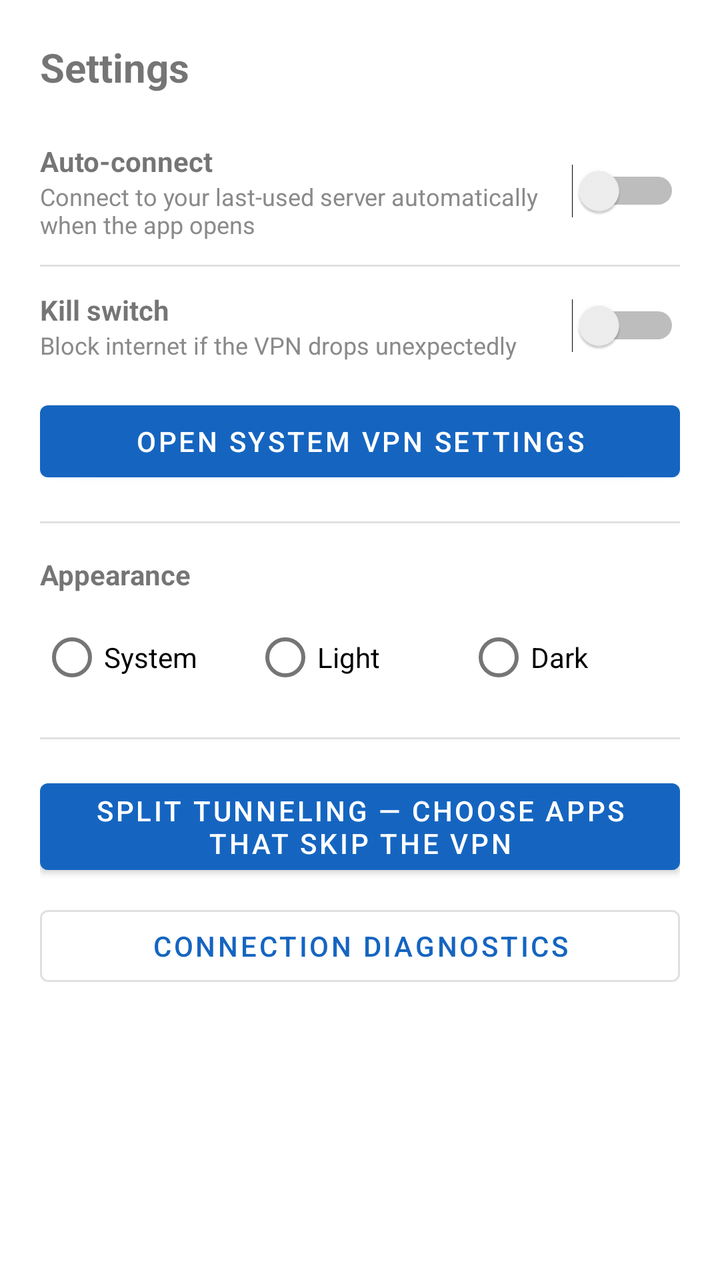
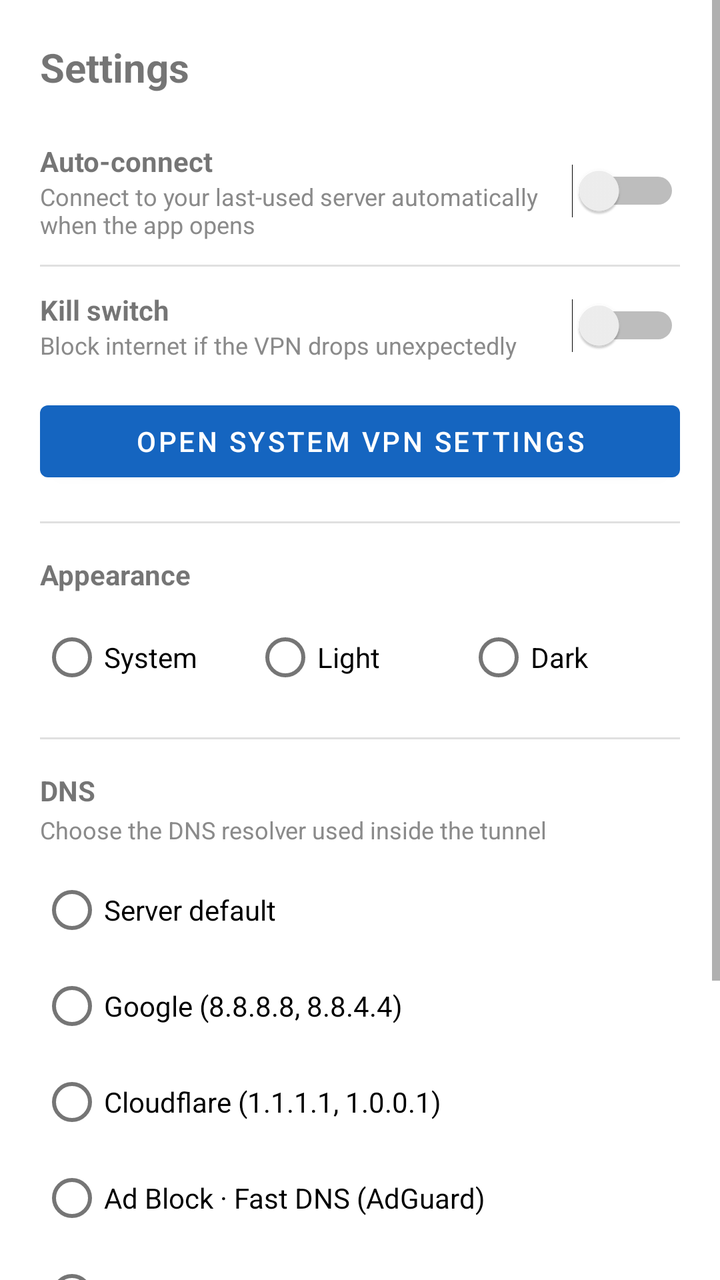

An Android layout rendered at two revisions. The XML below is the earlier revision; the diff shows what the commit changed to produce the second picture.
<!-- AndroidManifest.xml: application theme Theme.EasyVPN -->
<!-- res/layout/activity_settings.xml -->
<?xml version="1.0" encoding="utf-8"?>
<ScrollView xmlns:android="http://schemas.android.com/apk/res/android"
    android:layout_width="match_parent"
    android:layout_height="match_parent">

    <LinearLayout
        android:layout_width="match_parent"
        android:layout_height="wrap_content"
        android:orientation="vertical"
        android:padding="20dp">

        <TextView
            android:layout_width="wrap_content"
            android:layout_height="wrap_content"
            android:text="Settings"
            android:textSize="20sp"
            android:textStyle="bold"
            android:layout_marginBottom="12dp" />

        <LinearLayout
            android:layout_width="match_parent"
            android:layout_height="wrap_content"
            android:orientation="horizontal"
            android:gravity="center_vertical"
            android:paddingVertical="12dp">
            <LinearLayout
                android:layout_width="0dp"
                android:layout_height="wrap_content"
                android:layout_weight="1"
                android:orientation="vertical">
                <TextView android:layout_width="wrap_content" android:layout_height="wrap_content" android:text="Auto-connect" android:textStyle="bold" />
                <TextView android:layout_width="wrap_content" android:layout_height="wrap_content" android:text="Connect to your last-used server automatically when the app opens" android:textColor="@color/gray" android:textSize="12sp" />
            </LinearLayout>
            <Switch android:id="@+id/switchAutoConnect" android:layout_width="wrap_content" android:layout_height="wrap_content" />
        </LinearLayout>

        <View android:layout_width="match_parent" android:layout_height="1dp" android:background="#E0E0E0" />

        <LinearLayout
            android:layout_width="match_parent"
            android:layout_height="wrap_content"
            android:orientation="horizontal"
            android:gravity="center_vertical"
            android:paddingVertical="12dp">
            <LinearLayout
                android:layout_width="0dp"
                android:layout_height="wrap_content"
                android:layout_weight="1"
                android:orientation="vertical">
                <TextView android:layout_width="wrap_content" android:layout_height="wrap_content" android:text="Kill switch" android:textStyle="bold" />
                <TextView android:id="@+id/textKillSwitchDesc" android:layout_width="wrap_content" android:layout_height="wrap_content" android:text="Block internet if the VPN drops unexpectedly" android:textColor="@color/gray" android:textSize="12sp" />
            </LinearLayout>
            <Switch android:id="@+id/switchKillSwitch" android:layout_width="wrap_content" android:layout_height="wrap_content" />
        </LinearLayout>

        <Button
            android:id="@+id/buttonSystemVpnSettings"
            android:layout_width="match_parent"
            android:layout_height="wrap_content"
            android:layout_marginTop="4dp"
            android:text="Open system VPN settings" />

        <View android:layout_width="match_parent" android:layout_height="1dp" android:background="#E0E0E0" android:layout_marginTop="16dp" />

        <TextView
            android:layout_width="wrap_content"
            android:layout_height="wrap_content"
            android:text="Appearance"
            android:textStyle="bold"
            android:layout_marginTop="16dp" />

        <RadioGroup
            android:id="@+id/radioGroupTheme"
            android:layout_width="match_parent"
            android:layout_height="wrap_content"
            android:orientation="horizontal"
            android:layout_marginTop="8dp">

            <RadioButton
                android:id="@+id/radioThemeSystem"
                android:layout_width="0dp"
                android:layout_height="wrap_content"
                android:layout_weight="1"
                android:text="System" />

            <RadioButton
                android:id="@+id/radioThemeLight"
                android:layout_width="0dp"
                android:layout_height="wrap_content"
                android:layout_weight="1"
                android:text="Light" />

            <RadioButton
                android:id="@+id/radioThemeDark"
                android:layout_width="0dp"
                android:layout_height="wrap_content"
                android:layout_weight="1"
                android:text="Dark" />
        </RadioGroup>

        <View android:layout_width="match_parent" android:layout_height="1dp" android:background="#E0E0E0" android:layout_marginTop="16dp" />

        <Button
            android:id="@+id/buttonSplitTunneling"
            android:layout_width="match_parent"
            android:layout_height="wrap_content"
            android:layout_marginTop="16dp"
            android:text="Split tunneling — choose apps that skip the VPN" />

        <Button
            android:id="@+id/buttonDiagnostics"
            android:layout_width="match_parent"
            android:layout_height="wrap_content"
            android:layout_marginTop="8dp"
            style="@style/Widget.MaterialComponents.Button.OutlinedButton"
            android:text="Connection diagnostics" />

    </LinearLayout>
</ScrollView>
<!-- resources referenced by this layout -->
<resources>
  <color name="gray">#8A8A8A</color>
  <style name="Theme.EasyVPN" parent="Theme.MaterialComponents.DayNight.NoActionBar">
          <item name="colorPrimary">@color/primary</item>
          <item name="colorPrimaryDark">@color/primaryDark</item>
          <item name="colorAccent">@color/accent</item>
          <item name="android:statusBarColor">@color/primaryDark</item>
      </style>
  <color name="primary">#1565C0</color>
  <color name="primaryDark">#0D47A1</color>
  <color name="accent">#00C853</color>
</resources>

<!-- the commit's change to res/layout/activity_settings.xml (unified diff, before → after) -->
@@ -100,6 +100,87 @@
 
         <View android:layout_width="match_parent" android:layout_height="1dp" android:background="#E0E0E0" android:layout_marginTop="16dp" />
 
+        <TextView
+            android:layout_width="wrap_content"
+            android:layout_height="wrap_content"
+            android:text="DNS"
+            android:textStyle="bold"
+            android:layout_marginTop="16dp" />
+
+        <TextView
+            android:layout_width="wrap_content"
+            android:layout_height="wrap_content"
+            android:text="Choose the DNS resolver used inside the tunnel"
+            android:textColor="@color/gray"
+            android:textSize="12sp"
+            android:layout_marginTop="2dp" />
+
+        <RadioGroup
+            android:id="@+id/radioGroupDns"
+            android:layout_width="match_parent"
+            android:layout_height="wrap_content"
+            android:orientation="vertical"
+            android:layout_marginTop="8dp">
+
+            <RadioButton
+                android:id="@+id/radioDnsServer"
+                android:layout_width="match_parent"
+                android:layout_height="wrap_content"
+                android:text="Server default" />
+
+            <RadioButton
+                android:id="@+id/radioDnsGoogle"
+                android:layout_width="match_parent"
+                android:layout_height="wrap_content"
+                android:text="Google (8.8.8.8, 8.8.4.4)" />
+
+            <RadioButton
+                android:id="@+id/radioDnsCloudflare"
+                android:layout_width="match_parent"
+                android:layout_height="wrap_content"
+                android:text="Cloudflare (1.1.1.1, 1.0.0.1)" />
+
+            <RadioButton
+                android:id="@+id/radioDnsAdblock"
+                android:layout_width="match_parent"
+                android:layout_height="wrap_content"
+                android:text="Ad Block · Fast DNS (AdGuard)" />
+
+            <RadioButton
+                android:id="@+id/radioDnsCustom"
+                android:layout_width="match_parent"
+                android:layout_height="wrap_content"
+                android:text="Custom" />
+        </RadioGroup>
+
+        <LinearLayout
+            android:id="@+id/layoutCustomDns"
+            android:layout_width="match_parent"
+            android:layout_height="wrap_content"
+            android:orientation="horizontal"
+            android:gravity="center_vertical"
+            android:layout_marginTop="6dp"
+            android:visibility="gone">
+
+            <EditText
+                android:id="@+id/editCustomDns"
+                android:layout_width="0dp"
+                android:layout_height="wrap_content"
+                android:layout_weight="1"
+                android:hint="e.g. 9.9.9.9, 149.112.112.112"
+                android:inputType="text"
+                android:maxLines="1" />
+
+            <Button
+                android:id="@+id/buttonSaveCustomDns"
+                android:layout_width="wrap_content"
+                android:layout_height="wrap_content"
+                android:layout_marginStart="8dp"
+                android:text="Save" />
+        </LinearLayout>
+
+        <View android:layout_width="match_parent" android:layout_height="1dp" android:background="#E0E0E0" android:layout_marginTop="16dp" />
+
         <Button
             android:id="@+id/buttonSplitTunneling"
             android:layout_width="match_parent"
